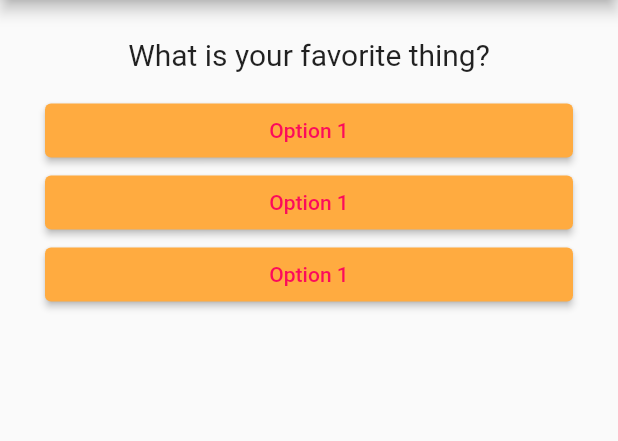
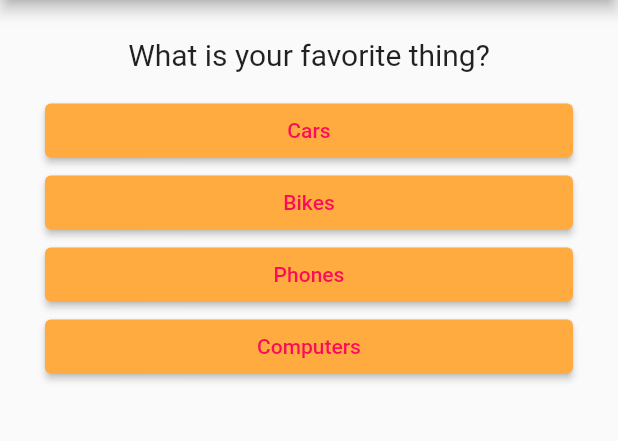
Before and after one commit to SaiVenkatesh007/flutter-prac, a Flutter app: the screen it shows after launch, on a phone screen of 412 x 824 dp, the part 84-525 px from its top. Run offline on Flutter 3.47's test engine with Material 2 defaults, Android fonts, the phone set to English and light mode, and no system bars.

Commit message:
Added Options
Added Different Options using Maps

```diff
--- a/quiz_app/lib/ans.dart
+++ b/quiz_app/lib/ans.dart
@@ -2,8 +2,10 @@ import 'package:flutter/material.dart';
 
 class Answer extends StatelessWidget {
   final VoidCallback selecter;
+  final String ansTxt;
 
-  Answer(this.selecter);
+  const Answer(this.selecter, this.ansTxt);
+
 
   @override
   Widget build(BuildContext context) {
@@ -14,9 +16,9 @@ class Answer extends StatelessWidget {
         onPressed: selecter,
         style: ButtonStyle(
             backgroundColor: MaterialStateProperty.all(Colors.orangeAccent)),
-        child: const Text(
-          'Option 1',
-          style: TextStyle(color: Color.fromARGB(255, 252, 11, 91)),
+        child: Text(
+          ansTxt,
+          style: const TextStyle(color: Color.fromARGB(255, 252, 11, 91)),
         ),
       ),
     );
--- a/quiz_app/lib/main.dart
+++ b/quiz_app/lib/main.dart
@@ -21,7 +21,7 @@ class _MyAppState extends State<MyApp> {
 
   void _answerFunc() {
     setState(() {
-      if(_questionNum < 2) {
+      if (_questionNum < 3) {
         _questionNum += 1;
       }
     });
@@ -31,9 +31,22 @@ class _MyAppState extends State<MyApp> {
   @override //? Its just a decorator that makes our code much clearer (good practice)
   Widget build(BuildContext context) {
     var quesList = [
-      'What is your favorite thing?',
-      'What is your favorite place?',
-      'Why are you a human being?',
+      {
+        'qnTxt': 'What is your favorite thing?',
+        'ans': ['Cars', 'Bikes', 'Phones', 'Computers'],
+      },
+      {
+        'qnTxt': 'What is your favorite place?',
+        'ans': ['Hotel', 'Home', 'College', 'Dormitory'],
+      },
+      {
+        'qnTxt': 'What is your favorite color?',
+        'ans': ['Orange', 'Red', 'Black', 'Blue'],
+      },
+      {
+        'qnTxt': 'What is your favorite sport?',
+        'ans': ['Cricket', 'Football', 'Basketball', 'F1'],
+      },
     ];
 
     return MaterialApp(
@@ -47,19 +60,15 @@ class _MyAppState extends State<MyApp> {
               'Quiz App',
               textAlign: TextAlign.center,
             ),
-          )
-      ),
+          )),
       body: Column(
         children: [
           Question(
-            quesList[_questionNum],
+            (quesList[_questionNum])['qnTxt'].toString(),
           ),
-          Answer(_answerFunc),
-          Answer(_answerFunc),
-          Answer(_answerFunc),
+          ...(quesList[_questionNum]['ans'] as List<String>).map((answer) => Answer(_answerFunc,answer))
         ],
       ),
-      )
-    );
+    ));
   }
 }
```
Lines whose indentation alone changed are shown as unchanged.
